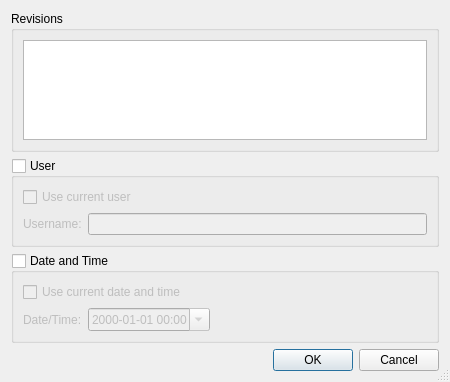
Above: Plugins/VcsPlugins/vcsMercurial/HgGraftDialog.ui from testmana2/test before the change. Below: the same form after it.
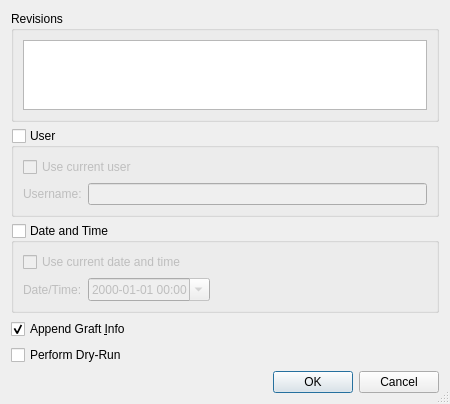
That is the form after the change.

Commit message: Added support for --log and --dry-run to the hg graft operation and added code to disable the (deprecated) transplant menu for Mercurial 2.3.0.

```diff
--- a/Plugins/VcsPlugins/vcsMercurial/HgGraftDialog.ui
+++ b/Plugins/VcsPlugins/vcsMercurial/HgGraftDialog.ui
@@ -7,7 +7,7 @@
     <x>0</x>
     <y>0</y>
     <width>450</width>
-    <height>382</height>
+    <height>400</height>
    </rect>
   </property>
   <property name="windowTitle">
@@ -142,6 +142,29 @@
      </layout>
     </widget>
    </item>
+   <item>
+    <widget class="QCheckBox" name="logCheckBox">
+     <property name="toolTip">
+      <string>Select to append graft info to the log message</string>
+     </property>
+     <property name="text">
+      <string>Append Graft &amp;Info</string>
+     </property>
+     <property name="checked">
+      <bool>true</bool>
+     </property>
+    </widget>
+   </item>
+   <item>
+    <widget class="QCheckBox" name="dryRunCheckBox">
+     <property name="toolTip">
+      <string>Select to perform a dry-run of the graft operation</string>
+     </property>
+     <property name="text">
+      <string>Perform Dry-Run</string>
+     </property>
+    </widget>
+   </item>
    <item>
     <widget class="QDialogButtonBox" name="buttonBox">
      <property name="orientation">
```
Left out of the diff: 2 changed lines with no effect on the pictures. The commit also changes 16 other files.
